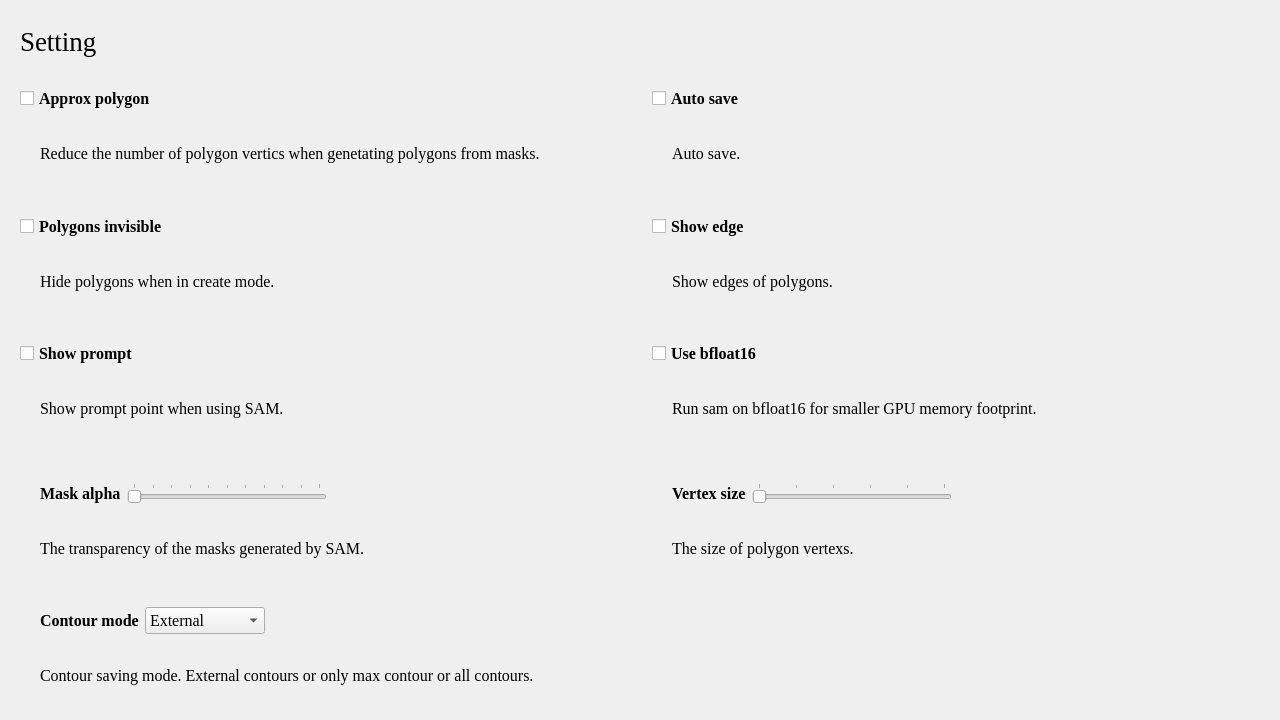
Above: ISAT/ui/setting_dialog.ui from yatengLG/ISAT_with_segment_anything before the change. Below: the same form after it.
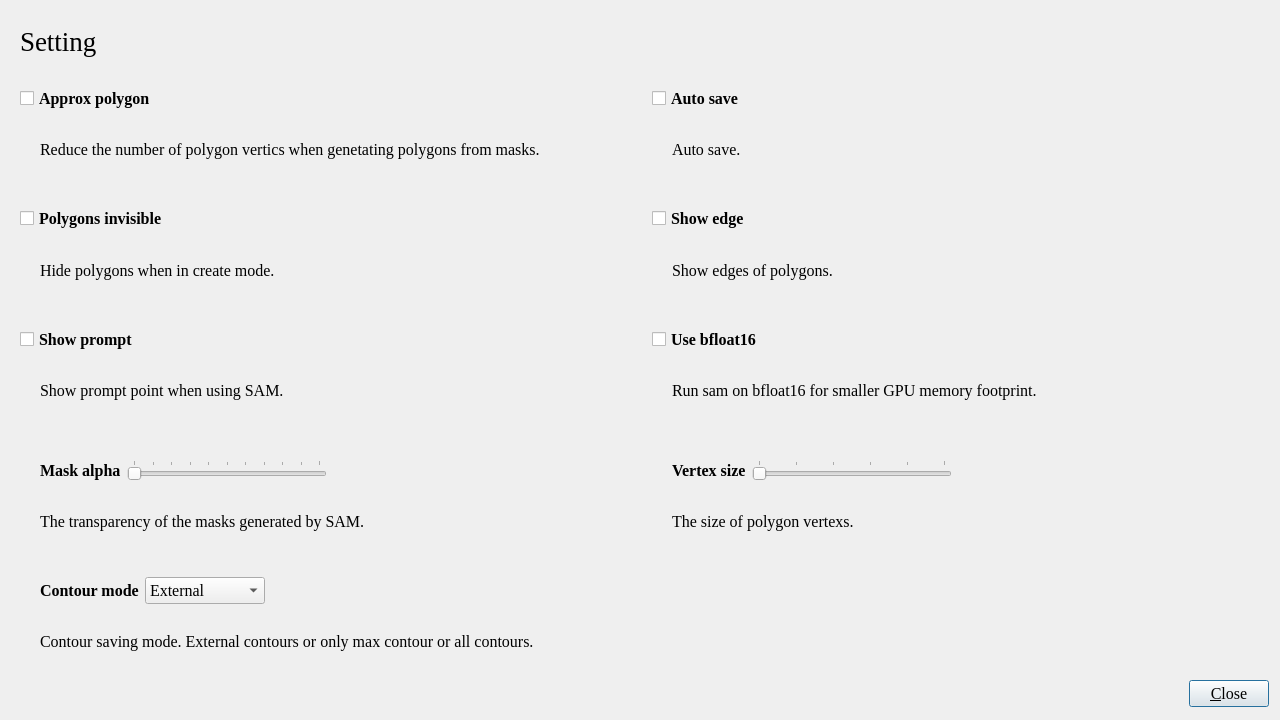
That is the form after the change.

```diff
--- a/ISAT/ui/setting_dialog.ui
+++ b/ISAT/ui/setting_dialog.ui
@@ -690,6 +690,50 @@
      </layout>
     </widget>
    </item>
+   <item>
+    <widget class="QWidget" name="widget" native="true">
+     <property name="maximumSize">
+      <size>
+       <width>16777215</width>
+       <height>30</height>
+      </size>
+     </property>
+     <layout class="QHBoxLayout" name="horizontalLayout_8">
+      <property name="leftMargin">
+       <number>0</number>
+      </property>
+      <property name="topMargin">
+       <number>0</number>
+      </property>
+      <property name="rightMargin">
+       <number>0</number>
+      </property>
+      <property name="bottomMargin">
+       <number>0</number>
+      </property>
+      <item>
+       <spacer name="horizontalSpacer_4">
+        <property name="orientation">
+         <enum>Qt::Horizontal</enum>
+        </property>
+        <property name="sizeHint" stdset="0">
+         <size>
+          <width>1173</width>
+          <height>20</height>
+         </size>
+        </property>
+       </spacer>
+      </item>
+      <item>
+       <widget class="QPushButton" name="pushButton_close">
+        <property name="text">
+         <string>&amp;Close</string>
+        </property>
+       </widget>
+      </item>
+     </layout>
+    </widget>
+   </item>
   </layout>
  </widget>
  <resources/>
```
